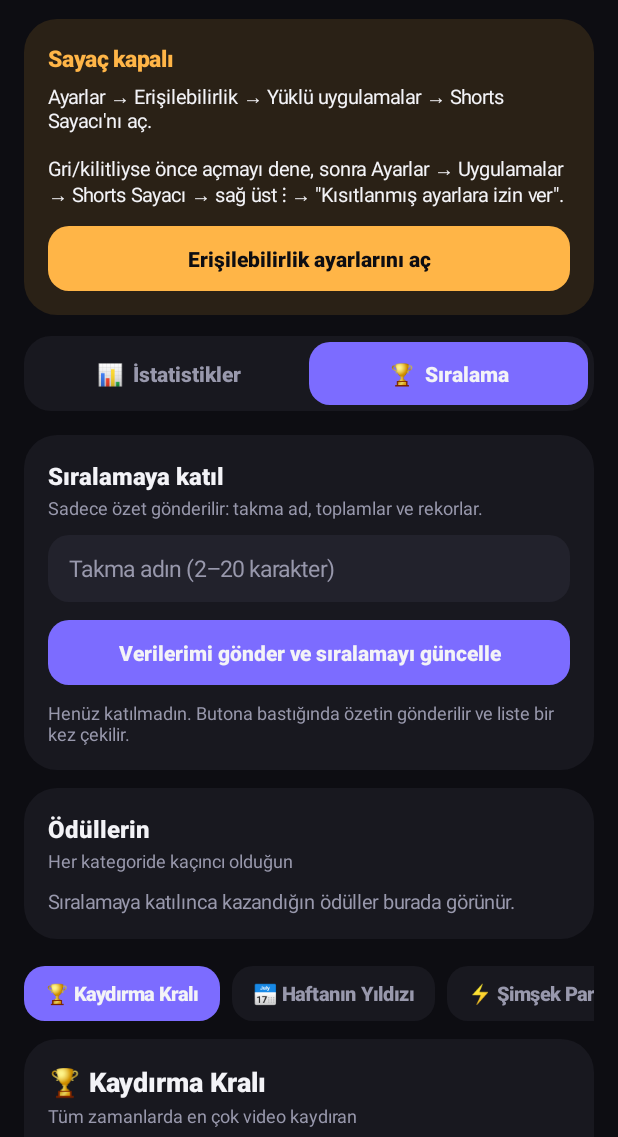
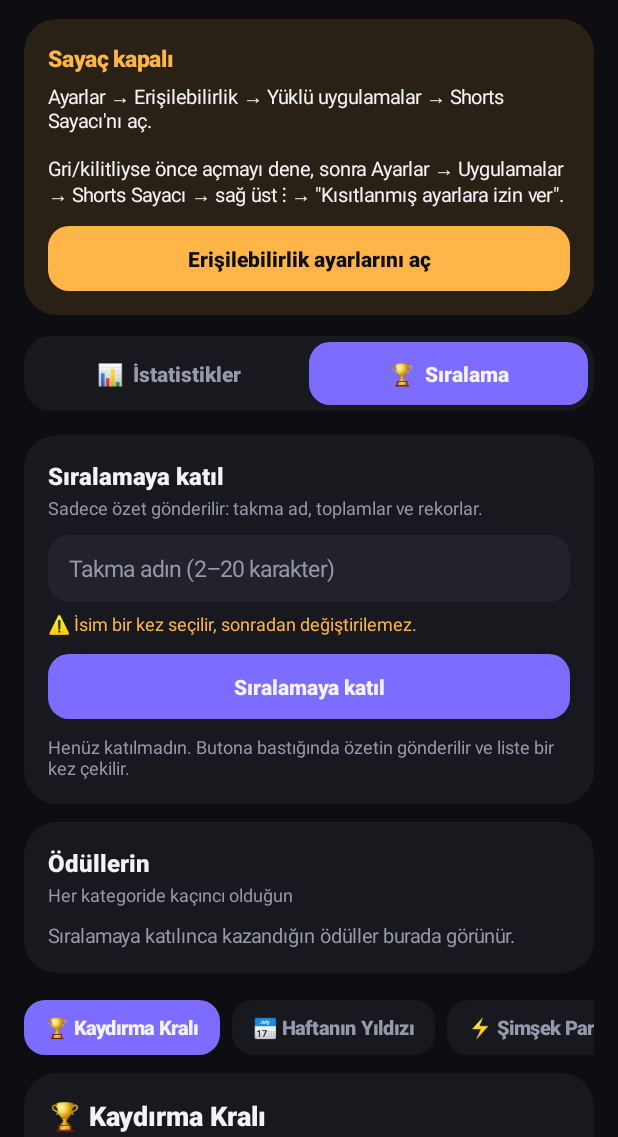
Before and after one commit to med5801/watched-shorts-video-counter, an Android app: the screen it shows after launch (MainActivity), after a tap on "🏆 Sıralama", on a phone screen of 412 x 824 dp, the part 99-1236 px from its top. Run offline under Robolectric (Android 15) with nearby library versions, the phone set to English and light mode, and no system bars; 3 other taps on this screen came first.

Commit message:
Sıralama: takma ad bir kez seçilir, değiştirilemez; aynı isim engellenir
Co-Authored-By: Claude Opus 5.5 <noreply@anthropic.com>
Claude-Session: https://claude.ai/code/session_01HgtHryQ8deK464D1J63isw

```diff
--- a/app/build.gradle.kts
+++ b/app/build.gradle.kts
@@ -11,8 +11,8 @@ android {
         applicationId = "com.med.shortscounter"
         minSdk = 26
         targetSdk = 35
-        versionCode = 4
-        versionName = "1.3"
+        versionCode = 5
+        versionName = "1.4"
     }
 
     // Sabit imza anahtarı: her derlemede aynı imza olsun ki
--- a/app/src/main/java/com/med/shortscounter/Leaderboard.kt
+++ b/app/src/main/java/com/med/shortscounter/Leaderboard.kt
@@ -100,6 +100,20 @@ object Leaderboard {
 
     fun name(c: Context): String = prefs(c).getString("name", "") ?: ""
     fun setName(c: Context, n: String) = prefs(c).edit().putString("name", n).apply()
+
+    /** İsim bir kez sunucuya gönderildiyse kilitlenir, bir daha değiştirilemez. */
+    fun nameLocked(c: Context): Boolean {
+        val p = prefs(c)
+        if (p.getBoolean("name_locked", false)) return true
+        // Önceki sürümde zaten katılmış kullanıcılar
+        return p.getString("uid", null) != null && p.getLong("last_fetch", 0) > 0 && name(c).isNotBlank()
+    }
+
+    fun lockName(c: Context) = prefs(c).edit().putBoolean("name_locked", true).apply()
+
+    /** Bu isim başka bir kullanıcıda var mı? (büyük/küçük harf duyarsız) */
+    fun nameTaken(list: List<Entry>, name: String, myId: String?): Boolean =
+        list.any { it.id != myId && it.name.trim().equals(name.trim(), ignoreCase = true) }
     fun myId(c: Context): String? = prefs(c).getString("uid", null)
     fun lastFetch(c: Context): Long = prefs(c).getLong("last_fetch", 0)
 
--- a/app/src/main/java/com/med/shortscounter/LeaderboardPage.kt
+++ b/app/src/main/java/com/med/shortscounter/LeaderboardPage.kt
@@ -1,6 +1,7 @@
 package com.med.shortscounter
 
 import android.app.Activity
+import android.app.AlertDialog
 import android.text.InputFilter
 import android.text.InputType
 import android.view.Gravity
@@ -17,6 +18,9 @@ class LeaderboardPage(private val act: Activity, private val ui: Ui) {
     val root: LinearLayout = ui.vbox()
 
     private lateinit var nameInput: EditText
+    private lateinit var nameNote: TextView
+    private lateinit var nameLocked: LinearLayout
+    private lateinit var nameLockedText: TextView
     private lateinit var syncBtn: TextView
     private lateinit var status: TextView
     private lateinit var awardsBox: LinearLayout
@@ -62,15 +66,38 @@ class LeaderboardPage(private val act: Activity, private val ui: Ui) {
             setPadding(ui.dp(14), ui.dp(12), ui.dp(14), ui.dp(12))
         }
         card.addView(nameInput)
+        nameNote = ui.text(12f, C.AMBER, false, "⚠️ İsim bir kez seçilir, sonradan değiştirilemez.")
+            .apply { setPadding(0, ui.dp(6), 0, 0) }
+        card.addView(nameNote)
+
+        // Kilitliyken gösterilen isim satırı
+        nameLocked = ui.hbox().apply {
+            background = ui.round(C.CARD2, 14)
+            setPadding(ui.dp(14), ui.dp(12), ui.dp(14), ui.dp(12))
+        }
+        nameLockedText = ui.text(16f, C.TEXT, true, "")
+        nameLocked.addView(nameLockedText, ui.weight1())
+        nameLocked.addView(ui.text(12f, C.SUB, false, "🔒 kalıcı"))
+        card.addView(nameLocked)
 
         syncBtn = ui.button("Verilerimi gönder ve sıralamayı güncelle", C.TEXT, C.ACCENT).apply {
-            setOnClickListener { sync() }
+            setOnClickListener { onSyncClick() }
         }
         card.addView(syncBtn, ui.matchWrap(12))
 
         status = ui.text(12f, C.SUB, false, "").apply { setPadding(0, ui.dp(10), 0, 0) }
         card.addView(status)
         root.addView(card, ui.matchWrap(16))
+        updateNameUi()
+    }
+
+    private fun updateNameUi() {
+        val locked = Leaderboard.nameLocked(act)
+        nameInput.visibility = if (locked) View.GONE else View.VISIBLE
+        nameNote.visibility = if (locked) View.GONE else View.VISIBLE
+        nameLocked.visibility = if (locked) View.VISIBLE else View.GONE
+        nameLockedText.text = Leaderboard.name(act)
+        syncBtn.text = if (locked) "Verilerimi gönder ve sıralamayı güncelle" else "Sıralamaya katıl"
     }
 
     private fun buildAwards() {
@@ -110,29 +137,54 @@ class LeaderboardPage(private val act: Activity, private val ui: Ui) {
 
     // ---------------- Eylemler ----------------
 
-    private fun sync() {
+    private fun onSyncClick() {
         if (busy) return
-        val name = nameInput.text.toString().trim()
+        if (Leaderboard.nameLocked(act)) {
+            sync(Leaderboard.name(act), firstJoin = false)
+            return
+        }
+        val name = nameInput.text.toString().trim().replace(Regex("\\s+"), " ")
         if (name.length < 2) {
             status.setTextColor(C.AMBER)
             status.text = "Önce en az 2 karakterlik bir takma ad yaz."
             return
         }
-        Leaderboard.setName(act, name)
         (act.getSystemService(InputMethodManager::class.java))
             ?.hideSoftInputFromWindow(nameInput.windowToken, 0)
+        AlertDialog.Builder(act)
+            .setTitle("İsmin \"$name\" olacak")
+            .setMessage("Sıralamada bu isimle görüneceksin ve isim sonradan değiştirilemez. Onaylıyor musun?")
+            .setPositiveButton("Onayla") { _, _ -> sync(name, firstJoin = true) }
+            .setNegativeButton("Vazgeç", null)
+            .show()
+    }
+
+    private fun sync(name: String, firstJoin: Boolean) {
+        if (busy) return
         busy = true
         syncBtn.alpha = 0.5f
         status.setTextColor(C.SUB)
-        status.text = "Gönderiliyor…"
+        status.text = if (firstJoin) "İsim kontrol ediliyor…" else "Gönderiliyor…"
         Thread {
             try {
+                if (firstJoin) {
+                    // Aynı isim başka birinde var mı?
+                    val current = Leaderboard.fetchAll(act)
+                    if (Leaderboard.nameTaken(current, name, Leaderboard.myId(act))) {
+                        throw IllegalStateException("\"$name\" ismi alınmış, başka bir isim dene.")
+                    }
+                }
                 Leaderboard.upload(act, name)
+                if (firstJoin) {
+                    Leaderboard.setName(act, name)
+                    Leaderboard.lockName(act)
+                }
                 val list = Leaderboard.fetchAll(act)
                 act.runOnUiThread {
                     entries = list
                     busy = false
                     syncBtn.alpha = 1f
+                    updateNameUi()
                     render()
                 }
             } catch (e: Exception) {
```
Also changed, not shown: 2 other files.
